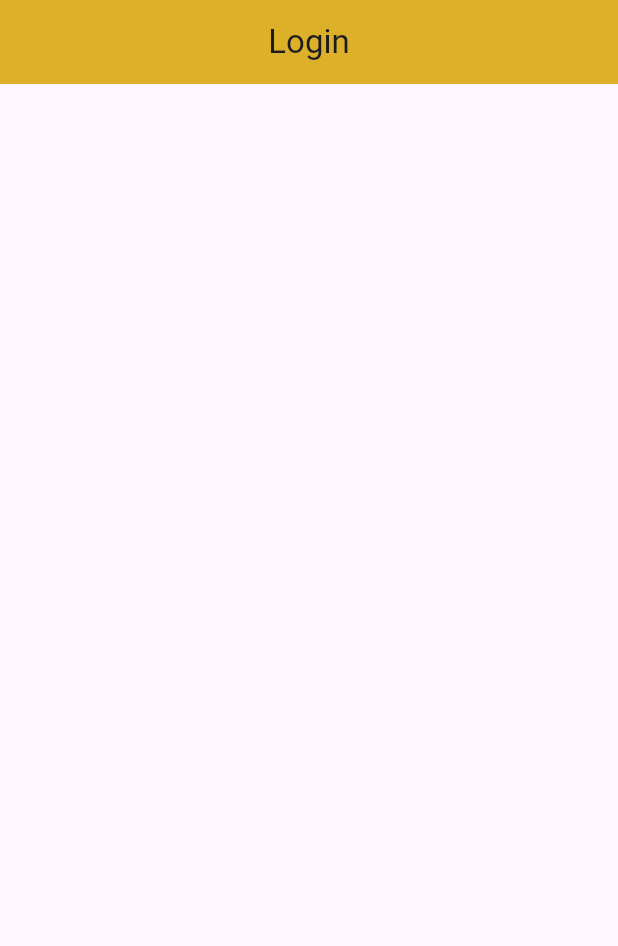
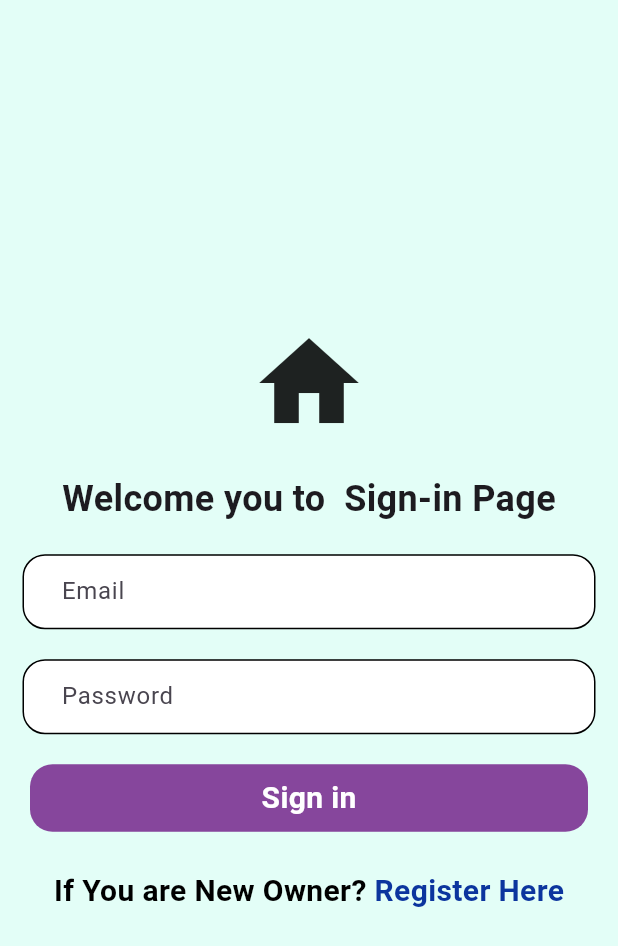
Before and after one commit to dhanush-10/house_rental_app, a Flutter app: the screen it shows after launch, on a phone screen of 412 x 824 dp. Shown: the top 946 px of the screen. Run offline on Flutter 3.47's test engine with Material 3 defaults, Android fonts, the phone set to English and light mode, and no system bars; Roboto replaces fonts that are missing (DancingScript).

Commit message:
Day 2 login page

```diff
--- a/lib/main.dart
+++ b/lib/main.dart
@@ -1,5 +1,5 @@
 import 'package:flutter/material.dart';
-import 'package:house_rental_app/widgets/appbar.dart';
+import 'package:house_rental_app/widgets/login.dart';
 
 void main() {
   runApp(const MyApp());
@@ -11,8 +11,6 @@ class MyApp extends StatelessWidget {
   @override
   Widget build(BuildContext context) {
     return const MaterialApp(
-      home: AppBAR(),
-      debugShowCheckedModeBanner: false,
-    );
+        debugShowCheckedModeBanner: false, home: LoginWidget());
   }
 }
--- a/lib/widgets/appbar.dart
+++ /dev/null
@@ -1,15 +0,0 @@
-import 'package:flutter/material.dart';
-
-class AppBAR extends StatelessWidget {
-  const AppBAR({super.key});
-
-  @override
-  Widget build(BuildContext context) {
-    return Scaffold(
-      appBar: AppBar(
-        title: const Center(child: Text('Login')),
-        backgroundColor: const Color.fromARGB(255, 221, 176, 41),
-      ),
-    );
-  }
-}
--- /dev/null
+++ b/lib/widgets/login.dart
@@ -0,0 +1,118 @@
+import 'package:flutter/material.dart';
+
+class LoginWidget extends StatefulWidget {
+  const LoginWidget({super.key});
+
+  @override
+  State<LoginWidget> createState() => _LoginWidgetState();
+}
+
+class _LoginWidgetState extends State<LoginWidget> {
+  @override
+  Widget build(BuildContext context) {
+    return Scaffold(
+      backgroundColor: const Color(0xFFE3FEF7),
+      body: SafeArea(
+        child: Center(
+          child: Column(
+            mainAxisAlignment: MainAxisAlignment.center,
+            children: <Widget>[
+              const Icon(
+                Icons.home,
+                size: 80,
+              ),
+              const SizedBox(height: 20),
+              const Text(
+                'Welcome you to  Sign-in Page',
+                style: TextStyle(
+                    fontSize: 24,
+                    fontWeight: FontWeight.bold,
+                    fontFamily: 'DancingScript'),
+              ),
+              const SizedBox(height: 20),
+              Padding(
+                padding: const EdgeInsets.fromLTRB(15.0, 0, 15.0, 0),
+                child: Container(
+                  decoration: BoxDecoration(
+                    color: Colors.white,
+                    border: Border.all(color: Colors.black),
+                    borderRadius: BorderRadius.circular(15),
+                  ),
+                  child: const Padding(
+                    padding: EdgeInsets.fromLTRB(25.0, 0, 0, 0),
+                    child: TextField(
+                      decoration: InputDecoration(
+                          border: InputBorder.none, hintText: "Email"),
+                    ),
+                  ),
+                ),
+              ),
+              const SizedBox(height: 20),
+              Padding(
+                padding: const EdgeInsets.fromLTRB(15.0, 0, 15.0, 0),
+                child: Container(
+                  decoration: BoxDecoration(
+                    color: Colors.white,
+                    border: Border.all(color: Colors.black),
+                    borderRadius: BorderRadius.circular(15),
+                  ),
+                  child: const Padding(
+                    padding: EdgeInsets.fromLTRB(25.0, 0, 0, 0),
+                    child: TextField(
+                      obscureText: true,
+                      decoration: InputDecoration(
+                          border: InputBorder.none, hintText: "Password"),
+                    ),
+                  ),
+                ),
+              ),
+              const SizedBox(height: 20),
+              Padding(
+                padding: const EdgeInsets.fromLTRB(20.0, 0, 20.0, 0),
+                child: Container(
+                  decoration: BoxDecoration(
+                    borderRadius: BorderRadius.circular(15),
+                    color: const Color(0xFF86469C),
+                  ),
+                  child: const Center(
+                    child: Padding(
+                      padding: EdgeInsets.all(8.0),
+                      child: Text(
+                        'Sign in',
+                        style: TextStyle(
+                            fontSize: 20,
+                            fontWeight: FontWeight.bold,
+                            color: Colors.white),
+                      ),
+                    ),
+                  ),
+                ),
+              ),
+              const SizedBox(height: 25),
+              const Row(
+                mainAxisAlignment: MainAxisAlignment.center,
+                children: [
+                  Text(
+                    'If You are New Owner? ',
+                    style: TextStyle(
+                        fontSize: 20,
+                        fontWeight: FontWeight.bold,
+                        color: Colors.black),
+                  ),
+                  Text(
+                    'Register Here',
+                    style: TextStyle(
+                      fontSize: 20,
+                      fontWeight: FontWeight.bold,
+                      color: Color(0xFF0C359E),
+                    ),
+                  )
+                ],
+              )
+            ],
+          ),
+        ),
+      ),
+    );
+  }
+}
```
